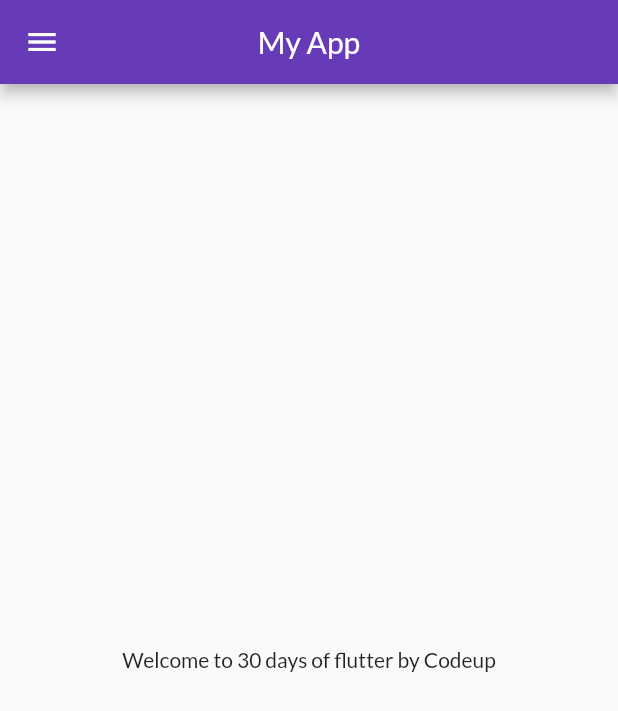
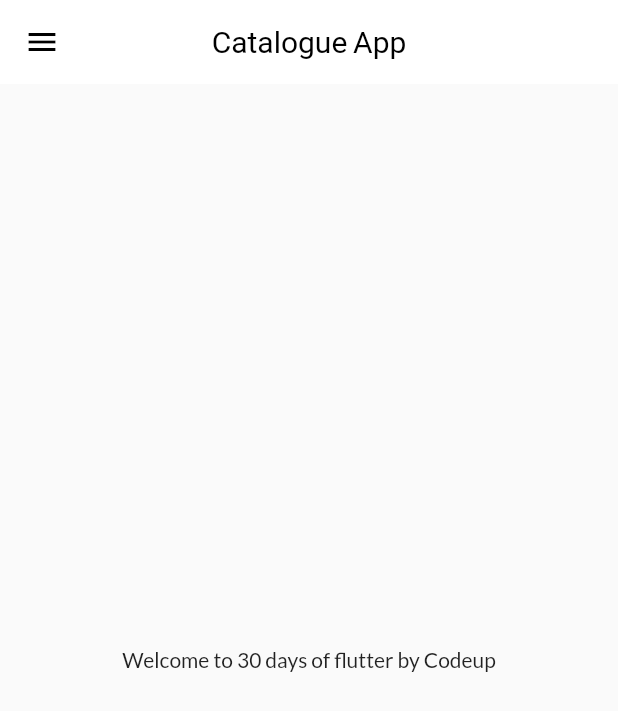
Before and after one commit to Moizasif/flutter-catalogue, a Flutter app: the screen it shows after launch, on a phone screen of 412 x 824 dp. Shown: the top 711 px of the screen. Run offline on Flutter 3.47's test engine with Material 2 defaults, Android fonts, the phone set to English and light mode, and no system bars; our stand-ins replace google_fonts.

Commit message:
Extracting Theme

```diff
--- a/lib/main.dart
+++ b/lib/main.dart
@@ -1,8 +1,8 @@
 import 'package:flutter/material.dart';
 import 'package:flutter_catalogue/utils/routes.dart';
+import 'package:flutter_catalogue/widgets/themes.dart';
 import 'pages/login_page.dart';
 import 'pages/home_page.dart';
-import 'package:google_fonts/google_fonts.dart';
 
 void main() {
   runApp(const MyApp());
@@ -16,12 +16,10 @@ class MyApp extends StatelessWidget {
     return MaterialApp(
       //For Light theme
       themeMode: ThemeMode.light,
-      theme: ThemeData(
-          primarySwatch: Colors.deepPurple,
-          fontFamily: GoogleFonts.lato().fontFamily,
-          primaryTextTheme: GoogleFonts.latoTextTheme()),
+      theme: MyTheme.lightTheme,
+
       //For Dark theme
-      darkTheme: ThemeData(brightness: Brightness.dark),
+      darkTheme: MyTheme.darkTheme,
       debugShowCheckedModeBanner: false,
       initialRoute: MyRoutes.homeRoute,
       routes: {
--- a/lib/pages/home_page.dart
+++ b/lib/pages/home_page.dart
@@ -9,7 +9,7 @@ class HomePage extends StatelessWidget {
     const String name = "Codeup";
     return Scaffold(
       appBar: AppBar(
-        title: const Text('My App'),
+        title: const Text('Catalogue App'),
         centerTitle: true,
       ),
       body: const Center(
--- /dev/null
+++ b/lib/widgets/themes.dart
@@ -0,0 +1,17 @@
+import 'package:flutter/material.dart';
+import 'package:google_fonts/google_fonts.dart';
+
+class MyTheme {
+  static ThemeData get lightTheme => ThemeData(
+      primarySwatch: Colors.deepPurple,
+      fontFamily: GoogleFonts.lato().fontFamily,
+      appBarTheme: const AppBarTheme(
+          color: Colors.white,
+          elevation: 0.0,
+          iconTheme: IconThemeData(color: Colors.black),
+          titleTextStyle: TextStyle(color: Colors.black, fontSize: 20)));
+
+  static ThemeData get darkTheme => ThemeData(
+        brightness: Brightness.dark,
+      );
+}
```
